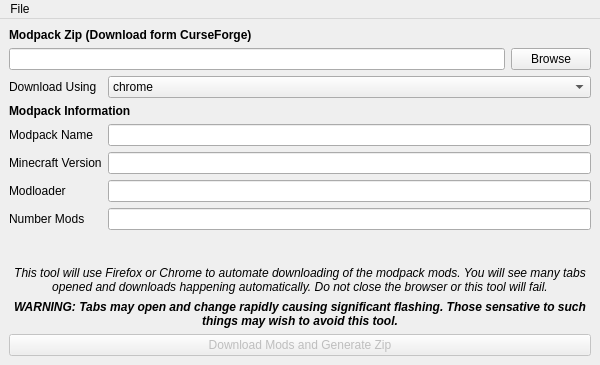
First picture: the form in ui/importer.ui, repository MB3hel/CFModpackImporter, before the edit.
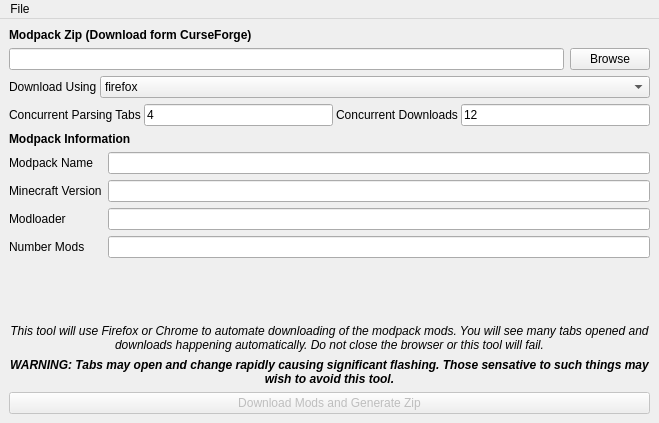
Second picture: the form after the edit. Icons and pictures are not drawn.

Commit message: Added UI support for number of tabs settings

What changed in the file:
```diff
--- a/ui/importer.ui
+++ b/ui/importer.ui
@@ -6,8 +6,8 @@
    <rect>
     <x>0</x>
     <y>0</y>
-    <width>600</width>
-    <height>365</height>
+    <width>659</width>
+    <height>423</height>
    </rect>
   </property>
   <property name="windowTitle">
@@ -19,71 +19,35 @@
   </property>
   <widget class="QWidget" name="centralwidget">
    <layout class="QGridLayout" name="gridLayout">
-    <item row="11" column="0">
+    <item row="13" column="0">
      <widget class="QLabel" name="label_5">
       <property name="text">
        <string>Number Mods</string>
       </property>
      </widget>
     </item>
-    <item row="2" column="3">
-     <widget class="QPushButton" name="btn_browse_modpack">
-      <property name="sizePolicy">
-       <sizepolicy hsizetype="Fixed" vsizetype="Fixed">
-        <horstretch>0</horstretch>
-        <verstretch>0</verstretch>
-       </sizepolicy>
-      </property>
-      <property name="text">
-       <string>Browse</string>
-      </property>
-     </widget>
-    </item>
-    <item row="7" column="1" colspan="3">
-     <widget class="QLineEdit" name="txt_modpack_name">
-      <property name="sizePolicy">
-       <sizepolicy hsizetype="Expanding" vsizetype="Fixed">
-        <horstretch>1</horstretch>
-        <verstretch>0</verstretch>
-       </sizepolicy>
-      </property>
-      <property name="readOnly">
-       <bool>true</bool>
-      </property>
-     </widget>
-    </item>
-    <item row="10" column="0">
+    <item row="12" column="0">
      <widget class="QLabel" name="label_2">
       <property name="text">
        <string>Modloader</string>
       </property>
      </widget>
     </item>
-    <item row="6" column="0" colspan="3">
-     <widget class="QLabel" name="label_7">
-      <property name="font">
-       <font>
-        <bold>true</bold>
-       </font>
+    <item row="2" column="0" colspan="3">
+     <widget class="QLineEdit" name="txt_modpack_zip">
+      <property name="readOnly">
+       <bool>true</bool>
       </property>
-      <property name="text">
-       <string>Modpack Information</string>
-      </property>
      </widget>
     </item>
-    <item row="0" column="0" colspan="2">
-     <widget class="QLabel" name="label">
-      <property name="font">
-       <font>
-        <bold>true</bold>
-       </font>
+    <item row="12" column="1" colspan="3">
+     <widget class="QLineEdit" name="txt_modloader">
+      <property name="readOnly">
+       <bool>true</bool>
       </property>
-      <property name="text">
-       <string>Modpack Zip (Download form CurseForge)</string>
-      </property>
      </widget>
     </item>
-    <item row="7" column="0">
+    <item row="9" column="0">
      <widget class="QLabel" name="label_3">
       <property name="sizePolicy">
        <sizepolicy hsizetype="Fixed" vsizetype="Preferred">
@@ -96,14 +60,7 @@
       </property>
      </widget>
     </item>
-    <item row="11" column="1" colspan="3">
-     <widget class="QLineEdit" name="txt_nummods">
-      <property name="readOnly">
-       <bool>true</bool>
-      </property>
-     </widget>
-    </item>
-    <item row="15" column="0" colspan="4">
+    <item row="17" column="0" colspan="4">
      <widget class="QPushButton" name="btn_generate">
       <property name="enabled">
        <bool>false</bool>
@@ -113,14 +70,58 @@
       </property>
      </widget>
     </item>
-    <item row="8" column="0">
+    <item row="13" column="1" colspan="3">
+     <widget class="QLineEdit" name="txt_nummods">
+      <property name="readOnly">
+       <bool>true</bool>
+      </property>
+     </widget>
+    </item>
+    <item row="8" column="0" colspan="3">
+     <widget class="QLabel" name="label_7">
+      <property name="font">
+       <font>
+        <bold>true</bold>
+       </font>
+      </property>
+      <property name="text">
+       <string>Modpack Information</string>
+      </property>
+     </widget>
+    </item>
+    <item row="2" column="3">
+     <widget class="QPushButton" name="btn_browse_modpack">
+      <property name="sizePolicy">
+       <sizepolicy hsizetype="Fixed" vsizetype="Fixed">
+        <horstretch>0</horstretch>
+        <verstretch>0</verstretch>
+       </sizepolicy>
+      </property>
+      <property name="text">
+       <string>Browse</string>
+      </property>
+     </widget>
+    </item>
+    <item row="10" column="0">
      <widget class="QLabel" name="label_6">
       <property name="text">
        <string>Minecraft Version</string>
       </property>
      </widget>
     </item>
-    <item row="12" column="1" colspan="2">
+    <item row="0" column="0" colspan="2">
+     <widget class="QLabel" name="label">
+      <property name="font">
+       <font>
+        <bold>true</bold>
+       </font>
+      </property>
+      <property name="text">
+       <string>Modpack Zip (Download form CurseForge)</string>
+      </property>
+     </widget>
+    </item>
+    <item row="14" column="1" colspan="2">
      <spacer name="verticalSpacer">
       <property name="orientation">
        <enum>Qt::Vertical</enum>
@@ -133,33 +134,27 @@
       </property>
      </spacer>
     </item>
+    <item row="9" column="1" colspan="3">
+     <widget class="QLineEdit" name="txt_modpack_name">
+      <property name="sizePolicy">
+       <sizepolicy hsizetype="Expanding" vsizetype="Fixed">
+        <horstretch>1</horstretch>
+        <verstretch>0</verstretch>
+       </sizepolicy>
+      </property>
+      <property name="readOnly">
+       <bool>true</bool>
+      </property>
+     </widget>
+    </item>
     <item row="10" column="1" colspan="3">
-     <widget class="QLineEdit" name="txt_modloader">
-      <property name="readOnly">
-       <bool>true</bool>
-      </property>
-     </widget>
-    </item>
-    <item row="8" column="1" colspan="3">
      <widget class="QLineEdit" name="txt_mc_version">
       <property name="readOnly">
        <bool>true</bool>
       </property>
      </widget>
     </item>
-    <item row="3" column="0">
-     <widget class="QLabel" name="label_8">
-      <property name="font">
-       <font>
-        <bold>false</bold>
-       </font>
-      </property>
-      <property name="text">
-       <string>Download Using</string>
-      </property>
-     </widget>
-    </item>
-    <item row="13" column="0" colspan="4">
+    <item row="15" column="0" colspan="4">
      <widget class="QLabel" name="label_4">
       <property name="font">
        <font>
@@ -177,28 +172,7 @@
       </property>
      </widget>
     </item>
-    <item row="2" column="0" colspan="3">
-     <widget class="QLineEdit" name="txt_modpack_zip">
-      <property name="readOnly">
-       <bool>true</bool>
-      </property>
-     </widget>
-    </item>
-    <item row="3" column="1" colspan="3">
-     <widget class="QComboBox" name="cbox_browser">
-      <item>
-       <property name="text">
-        <string>chrome</string>
-       </property>
-      </item>
-      <item>
-       <property name="text">
-        <string>firefox</string>
-       </property>
-      </item>
-     </widget>
-    </item>
-    <item row="14" column="0" colspan="4">
+    <item row="16" column="0" colspan="4">
      <widget class="QLabel" name="label_9">
       <property name="font">
        <font>
@@ -217,6 +191,114 @@
       </property>
      </widget>
     </item>
+    <item row="5" column="0" colspan="4">
+     <widget class="QWidget" name="widget" native="true">
+      <layout class="QHBoxLayout" name="horizontalLayout">
+       <property name="spacing">
+        <number>3</number>
+       </property>
+       <property name="leftMargin">
+        <number>0</number>
+       </property>
+       <property name="topMargin">
+        <number>0</number>
+       </property>
+       <property name="rightMargin">
+        <number>0</number>
+       </property>
+       <property name="bottomMargin">
+        <number>0</number>
+       </property>
+       <item>
+        <widget class="QLabel" name="label_10">
+         <property name="text">
+          <string>Concurrent Parsing Tabs</string>
+         </property>
+        </widget>
+       </item>
+       <item>
+        <widget class="QLineEdit" name="txt_cfmparse_tabs">
+         <property name="toolTip">
+          <string>&lt;html&gt;&lt;head/&gt;&lt;body&gt;&lt;p&gt;Tabs parameter when calling cfmparse. During parsing modpack (resolving mod ids to urls) how many browser tabs should be used. More could speed up resolution, but use more resources on your computer. If too many are used, this will actually get slower.&lt;/p&gt;&lt;/body&gt;&lt;/html&gt;</string>
+         </property>
+         <property name="text">
+          <string>4</string>
+         </property>
+        </widget>
+       </item>
+       <item>
+        <widget class="QLabel" name="label_11">
+         <property name="text">
+          <string>Concurrent Downloads</string>
+         </property>
+        </widget>
+       </item>
+       <item>
+        <widget class="QLineEdit" name="txt_cfmdown_tabs">
+         <property name="toolTip">
+          <string>&lt;html&gt;&lt;head/&gt;&lt;body&gt;&lt;p&gt;Tabs parameter when calling cfmparse. How many mods to download in parallel. This is the number of browser tabs that are open while downloading mods.&lt;/p&gt;&lt;/body&gt;&lt;/html&gt;</string>
+         </property>
+         <property name="text">
+          <string>12</string>
+         </property>
+        </widget>
+       </item>
+      </layout>
+     </widget>
+    </item>
+    <item row="3" column="0" colspan="4">
+     <widget class="QWidget" name="widget_2" native="true">
+      <layout class="QHBoxLayout" name="horizontalLayout_2">
+       <property name="spacing">
+        <number>3</number>
+       </property>
+       <property name="leftMargin">
+        <number>0</number>
+       </property>
+       <property name="topMargin">
+        <number>0</number>
+       </property>
+       <property name="rightMargin">
+        <number>0</number>
+       </property>
+       <property name="bottomMargin">
+        <number>0</number>
+       </property>
+       <item>
+        <widget class="QLabel" name="label_8">
+         <property name="font">
+          <font>
+           <bold>false</bold>
+          </font>
+         </property>
+         <property name="text">
+          <string>Download Using</string>
+         </property>
+        </widget>
+       </item>
+       <item>
+        <widget class="QComboBox" name="cbox_browser">
+         <property name="sizePolicy">
+          <sizepolicy hsizetype="Preferred" vsizetype="Fixed">
+           <horstretch>1</horstretch>
+           <verstretch>0</verstretch>
+          </sizepolicy>
+         </property>
+         <item>
+          <property name="text">
+           <string>firefox</string>
+          </property>
+         </item>
+         <item>
+          <property name="text">
+           <string>chrome</string>
+          </property>
+         </item>
+        </widget>
+       </item>
+      </layout>
+     </widget>
+    </item>
    </layout>
   </widget>
   <widget class="QMenuBar" name="menubar">
@@ -224,7 +306,7 @@
     <rect>
      <x>0</x>
      <y>0</y>
-     <width>600</width>
+     <width>659</width>
      <height>22</height>
     </rect>
    </property>
```
The commit also changes 1 other file.
